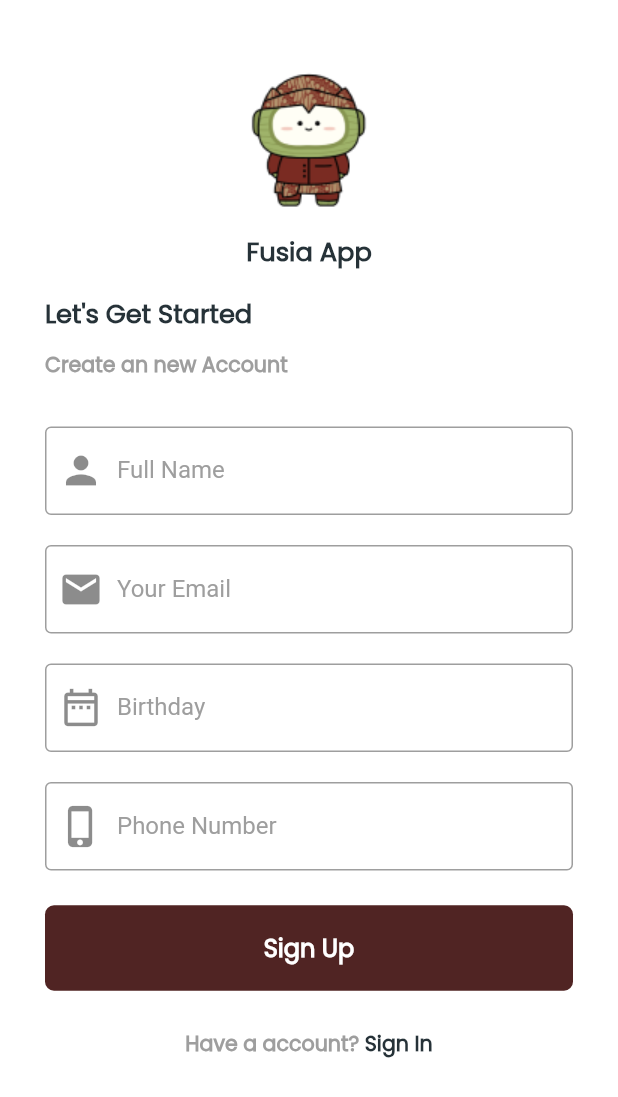
After one commit to brian2zz/fusia, a Flutter app: the RegisterPage screen opened by its route, on a phone screen of 412 x 824 dp. The commit adds this screen. Shown: the top 1097 px of the screen. Run offline on Flutter 3.47's test engine with Material 2 defaults, Android fonts, the phone set to English and light mode, and no system bars; our stand-ins replace flutter_screenutil, get, page_view_indicators.

Commit message:
commit login/login_page.dart dan register/register_page.dart guntur

```diff
--- a/lib/main.dart
+++ b/lib/main.dart
@@ -3,8 +3,10 @@ import 'package:flutter_screenutil/flutter_screenutil.dart';
 import 'package:fusia/view/account/account_page.dart';
 import 'package:fusia/view/home_dashboard_page.dart';
 import 'package:fusia/view/home_navigation_menu_page.dart';
+import 'package:fusia/view/login/login_page.dart';
 import 'package:fusia/view/onboarding_page.dart';
 import 'package:fusia/view/promo/promo_page.dart';
+import 'package:fusia/view/register/register_page.dart';
 import 'package:fusia/view/reward/reward_page.dart';
 import 'package:fusia/view/splash_screen_page.dart';
 
@@ -46,6 +48,8 @@ class _MyAppState extends State<MyApp> {
               '/promo': (BuildContext context) => const PromoPage(),
               '/reward': (BuildContext context) => const RewardPage(),
               '/account': (BuildContext context) => const AccountPage(),
+              '/login': (BuildContext context) => const LoginPage(),
+              '/register': (BuildContext context) => const RegisterPage(),
             },
           );
         });
--- /dev/null
+++ b/lib/view/register/register_page.dart
@@ -0,0 +1,264 @@
+import 'package:flutter/material.dart';
+import 'package:flutter/services.dart';
+import 'package:flutter_screenutil/flutter_screenutil.dart';
+import 'package:fusia/color/colors_theme.dart';
+import 'package:intl/intl.dart';
+
+class RegisterPage extends StatefulWidget {
+  const RegisterPage({Key? key}) : super(key: key);
+
+  @override
+  _RegisterPageState createState() => _RegisterPageState();
+}
+
+class _RegisterPageState extends State<RegisterPage> {
+  TextEditingController _startDateController = TextEditingController();
+  DateFormat dateFormat = DateFormat('yyyyMMdd');
+  DateFormat displayDateFormat = DateFormat('dd-MMM-yyyy');
+  var now = DateTime.now();
+
+  TextStyle style1 = TextStyle(
+    fontFamily: 'Poppins',
+    color: ColorsTheme.white,
+    fontSize: 15.sp,
+    fontWeight: FontWeight.w500,
+  );
+
+  TextStyle style2 = TextStyle(
+    fontFamily: 'Poppins',
+    color: ColorsTheme.primary,
+    fontSize: 15.sp,
+    fontWeight: FontWeight.w500,
+  );
+
+  @override
+  Widget build(BuildContext context) {
+    Size size = MediaQuery.of(context).size;
+    return AnnotatedRegion<SystemUiOverlayStyle>(
+      child: SafeArea(
+        child: Scaffold(
+          backgroundColor: Colors.white,
+          body: ListView(
+            children: [
+              Container(
+                height: size.height * 0.9,
+                padding: EdgeInsets.symmetric(horizontal: 30),
+                child: Column(
+                  mainAxisAlignment: MainAxisAlignment.center,
+                  // crossAxisAlignment: CrossAxisAlignment.start,
+                  children: <Widget>[
+                    SizedBox(
+                      height: 99.h,
+                      child: Image.asset(
+                        'assets/images/mascot.png',
+                      ),
+                    ),
+                    Container(
+                      margin: EdgeInsets.only(top: 2, bottom: 5),
+                      child: Text(
+                        "Fusia App",
+                        style: TextStyle(
+                          color: Colors.blueGrey.shade900,
+                          fontSize: 15.sp,
+                          fontFamily: 'Poppins',
+                          fontWeight: FontWeight.w900,
+                        ),
+                      ),
+                    ),
+                    Container(
+                      alignment: Alignment.topLeft,
+                      margin: EdgeInsets.only(top: 10, bottom: 1),
+                      child: Text(
+                        "Let's Get Started",
+                        style: TextStyle(
+                          color: Colors.blueGrey.shade900,
+                          fontSize: 15.sp,
+                          fontFamily: 'Poppins',
+                          fontWeight: FontWeight.w900,
+                        ),
+                      ),
+                    ),
+                    Container(
+                      alignment: Alignment.topLeft,
+                      margin: EdgeInsets.only(top: 10, bottom: 10),
+                      child: Text(
+                        "Create an new Account",
+                        style: TextStyle(
+                          color: Colors.grey,
+                          fontSize: 12.sp,
+                          fontFamily: 'Poppins',
+                          fontWeight: FontWeight.w900,
+                        ),
+                      ),
+                    ),
+                    SizedBox(
+                      height: 20,
+                    ),
+                    TextFormField(
+                      decoration: InputDecoration(
+                          border: OutlineInputBorder(),
+                          focusedBorder: OutlineInputBorder(
+                            borderSide: BorderSide(color: Colors.grey),
+                          ),
+                          prefixIcon: Icon(
+                            Icons.person,
+                            size: 30,
+                          ),
+                          hintText: "Full Name",
+                          hintStyle: TextStyle(color: Colors.grey),
+                          labelStyle: TextStyle(
+                            color: Colors.grey,
+                          ),
+                          labelText: "Full Name"),
+                    ),
+                    SizedBox(
+                      height: 20,
+                    ),
+                    TextFormField(
+                      decoration: InputDecoration(
+                          border: OutlineInputBorder(),
+                          focusedBorder: OutlineInputBorder(
+                            borderSide: BorderSide(color: Colors.grey),
+                          ),
+                          prefixIcon: Icon(
+                            Icons.email,
+                            size: 30,
+                          ),
+                          hintText: "Your Email",
+                          hintStyle: TextStyle(color: Colors.grey),
+                          labelStyle: TextStyle(
+                            color: Colors.grey,
+                          ),
+                          labelText: "Your Email"),
+                    ),
+                    SizedBox(
+                      height: 20,
+                    ),
+                    TextFormField(
+                      // controller: _startDateController.text = displayDateFormat.format(now),
+                      onTap: () => {
+                        showDatePicker(
+                            context: context,
+                            initialDate: DateTime.now(),
+                            firstDate: DateTime(1900),
+                            lastDate: DateTime(2025))
+                      },
+                      decoration: InputDecoration(
+                          border: OutlineInputBorder(),
+                          focusedBorder: OutlineInputBorder(
+                            borderSide: BorderSide(color: Colors.grey),
+                          ),
+                          hintText: "Birthday",
+                          prefixIcon: Icon(
+                            Icons.date_range_outlined,
+                            size: 30,
+                          ),
+                          hintStyle: TextStyle(color: Colors.grey),
+                          labelStyle: TextStyle(
+                            color: Colors.grey,
+                          ),
+                          labelText: "Birthday"),
+                    ),
+                    SizedBox(
+                      height: 20,
+                    ),
+                    TextFormField(
+                      decoration: InputDecoration(
+                          border: OutlineInputBorder(),
+                          focusedBorder: OutlineInputBorder(
+                            borderSide: BorderSide(color: Colors.grey),
+                          ),
+                          prefixIcon: Icon(
+                            Icons.phone_iphone_outlined,
+                            size: 30,
+                          ),
+                          hintText: "Phone Number",
+                          hintStyle: TextStyle(color: Colors.grey),
+                          labelStyle: TextStyle(
+                            color: Colors.grey,
+                          ),
+                          labelText: "Phone Number"),
+                    ),
+                    SizedBox(
+                      height: 6.h,
+                    ),
+                    _buildButton(context),
+                  ],
+                ),
+              ),
+            ],
+          ),
+        ),
+      ),
+      value: SystemUiOverlayStyle(statusBarColor: ColorsTheme.white),
+    );
+  }
+}
+
+Widget _buildButton(BuildContext context) {
+  return Column(
+    children: <Widget>[
+      Padding(padding: EdgeInsets.only(top: 16.0)),
+      InkWell(
+        onTap: () {
+          Navigator.pushReplacementNamed(context, '/navigation');
+        },
+        child: Container(
+          padding: EdgeInsets.symmetric(vertical: 8.0),
+          width: 400,
+          height: 57,
+          child: Center(
+            child: Text(
+              'Sign Up',
+              style: TextStyle(
+                  color: Colors.white,
+                  fontSize: 14.sp,
+                  fontFamily: 'Poppins',
+                  fontWeight: FontWeight.w900),
+              textAlign: TextAlign.center,
+            ),
+          ),
+          decoration: BoxDecoration(
+            color: ColorsTheme.primary,
+            borderRadius: BorderRadius.circular(6.0),
+          ),
+        ),
+      ),
+      Padding(padding: EdgeInsets.only(top: 25.0)),
+      Row(
+        mainAxisAlignment: MainAxisAlignment.center,
+        children: <Widget>[
+          Text(
+            "Have a account? ",
+            style: TextStyle(
+              color: Colors.grey,
+              fontSize: 12.sp,
+              fontFamily: 'Poppins',
+              fontWeight: FontWeight.w900,
+            ),
+          ),
+          GestureDetector(
+            onTap: () => {Navigator.pushReplacementNamed(context, '/login')},
+            child: Text(
+              'Sign In',
+              style: TextStyle(
+                color: Colors.blueGrey.shade900,
+                fontSize: 12.sp,
+                fontFamily: 'Poppins',
+                fontWeight: FontWeight.w900,
+              ),
+            ),
+          ),
+        ],
+      ),
+    ],
+  );
+}
+
+Expanded buildDivider() {
+  return Expanded(
+      child: Divider(
+    color: Colors.grey,
+    height: 1.5,
+  ));
+}
```
Also changed, not shown: lib/view/login/login_page.dart (added, +226 -0 lines), lib/view/onboarding_page.dart (+7 -0 lines), pubspec.yaml (+7 -17 lines), assets/icons/ic_google.png (added).
